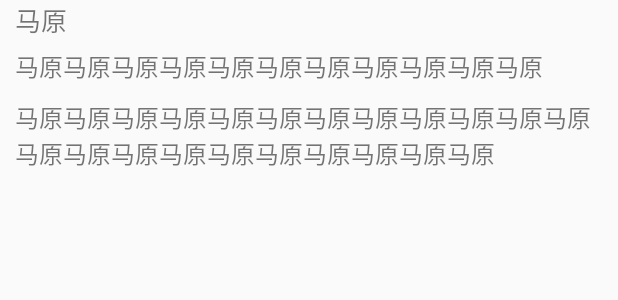
After one commit to malijie/PoliticsProject, an Android app: the layout search_item.xml on its own in the app's theme, with its tools: preview values and no code run, on a phone screen of 412 x 824 dp. The commit adds this screen. Shown: the top 300 px of the screen. Run offline under Robolectric (Android 15) with nearby library versions, the light colour scheme and no system bars.

Commit message:
update ui

```diff
--- a/PoliticsExam/src/main/AndroidManifest.xml
+++ b/PoliticsExam/src/main/AndroidManifest.xml
@@ -18,6 +18,7 @@
             </intent-filter>
         </activity>
         <activity android:name=".activity.QuestionDetailActivity"/>
+        <activity android:name=".activity.SearchActivity"/>
     </application>
 
 </manifest>
--- a/PoliticsExam/src/main/java/com/politics/exam/db/SQLContainer.java
+++ b/PoliticsExam/src/main/java/com/politics/exam/db/SQLContainer.java
@@ -39,4 +39,8 @@ public class SQLContainer {
         return "UPDATE " + QUESTION_INFO + " SET HISTORY_ANSWERS=NULL WHERE CHAPTER_ID=" + id;
     }
 
+    public static String searchQuesitonInfo(String keyword){
+        return "SELECT * FROM " + QUESTION_INFO + " WHERE TITLE LIKE '%" + keyword + "%'";
+    }
+
 }
--- /dev/null
+++ b/PoliticsExam/src/main/res/layout/search_item.xml
@@ -0,0 +1,34 @@
+<?xml version="1.0" encoding="utf-8"?>
+<LinearLayout xmlns:android="http://schemas.android.com/apk/res/android"
+    android:layout_width="match_parent"
+    android:layout_height="match_parent"
+    xmlns:tools="http://schemas.android.com/tools"
+    android:orientation="vertical">
+    <TextView
+        android:id="@+id/id_search_item_text_subject"
+        android:layout_width="match_parent"
+        android:layout_height="wrap_content"
+        android:lines="1"
+        tools:text="马原"
+        android:layout_marginLeft="10dp"
+        android:textSize="@dimen/font_size_17"/>
+    <TextView
+        android:id="@+id/id_search_item_text_chapter"
+        android:layout_width="match_parent"
+        android:layout_height="wrap_content"
+        android:layout_marginLeft="10dp"
+        android:layout_marginRight="10dp"
+        android:layout_marginTop="5dp"
+        tools:text="马原马原马原马原马原马原马原马原马原马原马原"
+        android:textSize="@dimen/font_size_16"/>
+    <TextView
+        android:id="@+id/id_search_item_text_title"
+        android:layout_width="match_parent"
+        android:layout_height="wrap_content"
+        android:lines="2"
+        android:layout_margin="10dp"
+        android:textSize="@dimen/font_size_16"
+        tools:text="马原马原马原马原马原马原马原马原马原马原马原马原马原马原马原马原马原马原马原马原马原马原"
+        />
+
+</LinearLayout>
--- a/PoliticsExam/src/main/res/layout/search_layout.xml
+++ b/PoliticsExam/src/main/res/layout/search_layout.xml
@@ -3,5 +3,10 @@
     android:layout_width="match_parent"
     android:layout_height="match_parent"
     android:orientation="vertical">
+    <ListView
+        android:id="@+id/id_search_lv"
+        android:layout_width="match_parent"
+        android:layout_height="match_parent"
+        android:layout_margin="10dp"/>
 
 </LinearLayout>
```
Also changed, not shown: PoliticsExam/src/main/java/com/politics/exam/activity/SearchActivity.java (+71 -1 lines), PoliticsExam/src/main/java/com/politics/exam/db/operator/BaseOperator.java (+30 -0 lines), PoliticsExam/src/main/java/com/politics/exam/fragment/QuestionsFragment.java (+13 -3 lines).
